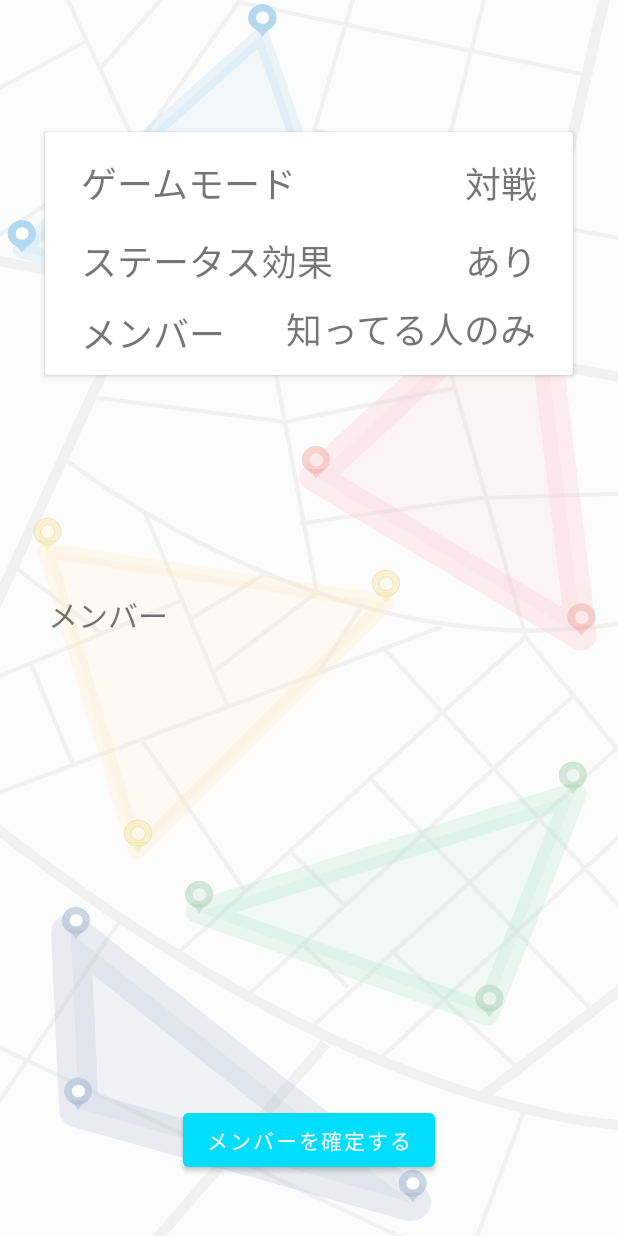
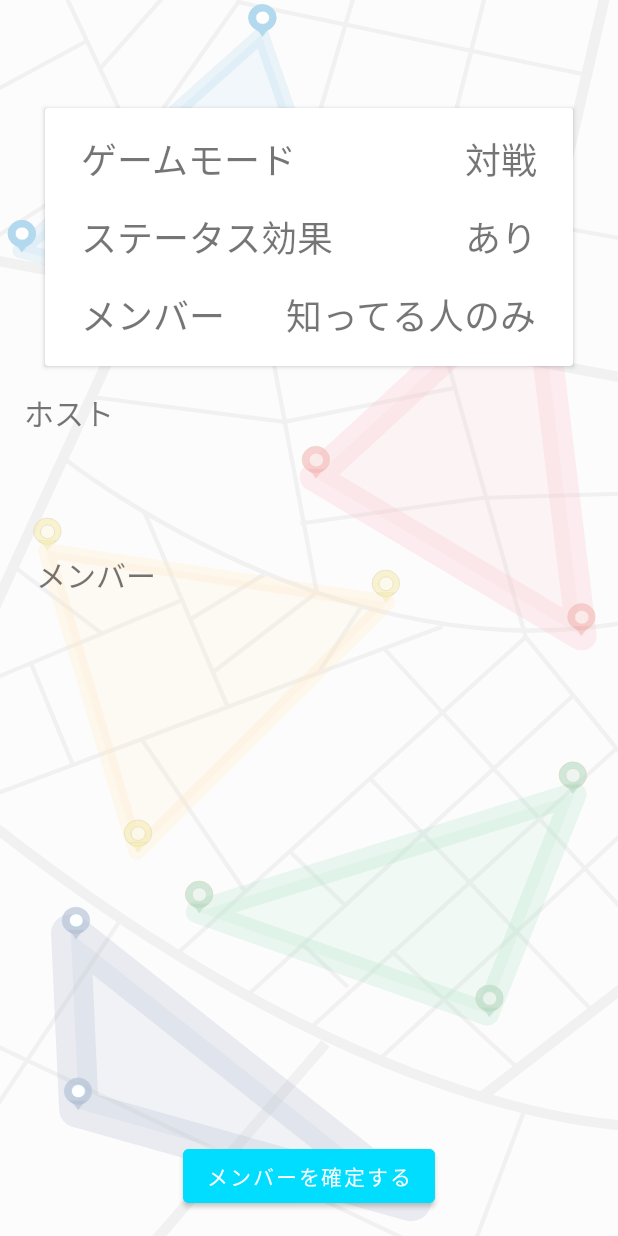
Before and after one commit to ko-t/PL2_Spread, an Android app: the MemberSelect screen opened directly, with no data from a screen before it, on a phone screen of 412 x 824 dp. Run offline under Robolectric (Android 15) with nearby library versions, the light colour scheme and no system bars; our stand-ins replace Firebase (no records; nobody signed in at launch, a user with empty details on screens opened directly).

Commit message:
メンバー選択修正2

```diff
--- a/app/src/main/res/layout/memberselect.xml
+++ b/app/src/main/res/layout/memberselect.xml
@@ -24,7 +24,7 @@
 
     <TextView
         android:id="@+id/ms_textview_roomname"
-        android:layout_width="wrap_content"
+        android:layout_width="145dp"
         android:layout_height="52dp"
         android:layout_marginStart="24dp"
         android:layout_marginTop="16dp"
@@ -40,8 +40,8 @@
     <androidx.cardview.widget.CardView
         android:id="@+id/cardView"
         android:layout_width="352dp"
-        android:layout_height="162dp"
-        android:layout_marginTop="88dp"
+        android:layout_height="0dp"
+        android:layout_marginTop="72dp"
         app:layout_constraintEnd_toEndOf="parent"
         app:layout_constraintHorizontal_bias="0.5"
         app:layout_constraintStart_toStartOf="parent"
@@ -50,7 +50,7 @@
         <androidx.constraintlayout.widget.ConstraintLayout
             android:id="@+id/ms_cardview_card"
             android:layout_width="match_parent"
-            android:layout_height="164dp">
+            android:layout_height="wrap_content">
 
             <TextView
                 android:id="@+id/ms_textview_gamemode"
@@ -126,57 +126,6 @@
         </androidx.constraintlayout.widget.ConstraintLayout>
     </androidx.cardview.widget.CardView>
 
-    <TextView
-        android:id="@+id/ms_textview_listname1"
-        android:layout_width="wrap_content"
-        android:layout_height="wrap_content"
-        android:layout_marginStart="32dp"
-        android:layout_marginTop="56dp"
-        android:layout_marginBottom="92dp"
-        android:text="@string/ms_textview_host"
-        android:textSize="20sp"
-        app:layout_constraintBottom_toTopOf="@+id/ms_textview_listname2"
-        app:layout_constraintStart_toStartOf="parent"
-        app:layout_constraintTop_toBottomOf="@+id/cardView" />
-
-    <ListView
-        android:id="@+id/ms_listview_host"
-        android:layout_width="0dp"
-        android:layout_height="40dp"
-        android:layout_marginStart="32dp"
-        android:layout_marginTop="90dp"
-        android:layout_marginEnd="32dp"
-        android:layout_marginBottom="64dp"
-        app:layout_constraintBottom_toTopOf="@+id/ms_listview_memberlist"
-        app:layout_constraintEnd_toEndOf="parent"
-        app:layout_constraintStart_toStartOf="parent"
-        app:layout_constraintTop_toBottomOf="@+id/cardView" />
-
-    <TextView
-        android:id="@+id/ms_textview_listname2"
-        android:layout_width="wrap_content"
-        android:layout_height="wrap_content"
-        android:layout_marginStart="32dp"
-        android:layout_marginTop="24dp"
-        android:layout_marginBottom="8dp"
-        android:text="@string/ms_textview_member"
-        android:textSize="20sp"
-        app:layout_constraintBottom_toTopOf="@+id/ms_listview_memberlist"
-        app:layout_constraintStart_toStartOf="parent"
-        app:layout_constraintTop_toBottomOf="@+id/ms_listview_host" />
-
-    <ListView
-        android:id="@+id/ms_listview_memberlist"
-        android:layout_width="0dp"
-        android:layout_height="0dp"
-        android:layout_marginStart="32dp"
-        android:layout_marginTop="180dp"
-        android:layout_marginEnd="32dp"
-        android:layout_marginBottom="128dp"
-        app:layout_constraintBottom_toBottomOf="parent"
-        app:layout_constraintEnd_toEndOf="parent"
-        app:layout_constraintStart_toStartOf="parent"
-        app:layout_constraintTop_toBottomOf="@+id/cardView" />
     <!--    <TextView-->
     <!--        android:id="@android:id/empty"-->
     <!--        android:layout_width="match_parent"-->
@@ -186,18 +135,79 @@
     <!--        android:text="@string/ms_no_data"-->
     <!--        android:textApperance="?android:attr/textAppearanceLarge" />-->
 
+    <TextView
+        android:id="@+id/ms_textview_listname1"
+        android:layout_width="96dp"
+        android:layout_height="30dp"
+        android:layout_marginStart="16dp"
+        android:layout_marginTop="16dp"
+        android:layout_marginBottom="8dp"
+        android:text="@string/ms_textview_host"
+        android:textSize="20sp"
+        app:layout_constraintBottom_toTopOf="@+id/ms_listview_host"
+        app:layout_constraintStart_toStartOf="parent"
+        app:layout_constraintTop_toBottomOf="@+id/cardView"
+        app:layout_constraintVertical_bias="0.0" />
+
+    <ListView
+        android:id="@+id/ms_listview_host"
+        android:layout_width="456dp"
+        android:layout_height="62dp"
+        android:layout_marginStart="16dp"
+        android:layout_marginTop="16dp"
+        android:layout_marginEnd="16dp"
+        android:layout_marginBottom="40dp"
+        app:layout_constraintBottom_toTopOf="@+id/ms_listview_memberlist"
+        app:layout_constraintEnd_toEndOf="parent"
+        app:layout_constraintStart_toStartOf="parent"
+        app:layout_constraintTop_toBottomOf="@+id/cardView"
+        app:layout_constraintVertical_bias="0.73" />
+
+    <TextView
+        android:id="@+id/ms_textview_listname2"
+        android:layout_width="wrap_content"
+        android:layout_height="0dp"
+        android:layout_marginStart="24dp"
+        android:layout_marginTop="8dp"
+        android:layout_marginBottom="4dp"
+        android:text="@string/ms_textview_member"
+        android:textSize="20sp"
+        app:layout_constraintBottom_toTopOf="@+id/ms_listview_memberlist"
+        app:layout_constraintStart_toStartOf="parent"
+        app:layout_constraintTop_toBottomOf="@+id/ms_listview_host"
+        app:layout_constraintVertical_bias="0.0" />
+
+    <ListView
+        android:id="@+id/ms_listview_memberlist"
+        android:layout_width="0dp"
+        android:layout_height="0dp"
+        android:layout_marginStart="24dp"
+        android:layout_marginTop="170dp"
+        android:layout_marginEnd="24dp"
+        android:layout_marginBottom="8dp"
+        app:layout_constraintBottom_toTopOf="@+id/ms_button_decision"
+        app:layout_constraintEnd_toEndOf="parent"
+        app:layout_constraintStart_toStartOf="parent"
+        app:layout_constraintTop_toBottomOf="@+id/cardView"
+        app:layout_constraintVertical_bias="1.0" />
+
     <Button
         android:id="@+id/ms_button_decision"
         android:layout_width="wrap_content"
         android:layout_height="wrap_content"
-        android:layout_marginTop="8dp"
-        android:layout_marginBottom="8dp"
+        android:layout_marginBottom="16dp"
         android:backgroundTint="@android:color/holo_blue_bright"
         android:text="@string/ms_button_decision"
-        app:layout_constraintBottom_toBottomOf="parent"
+        app:layout_constraintBottom_toBottomOf="@+id/imageView"
         app:layout_constraintEnd_toEndOf="parent"
         app:layout_constraintHorizontal_bias="0.5"
-        app:layout_constraintStart_toStartOf="parent"
-        app:layout_constraintTop_toBottomOf="@+id/ms_listview_memberlist" />
+        app:layout_constraintStart_toStartOf="parent" />
+
+    <androidx.constraintlayout.widget.Guideline
+        android:id="@+id/guideline3"
+        android:layout_width="wrap_content"
+        android:layout_height="wrap_content"
+        android:orientation="vertical"
+        app:layout_constraintGuide_begin="24dp" />
 
 </androidx.constraintlayout.widget.ConstraintLayout>
```
